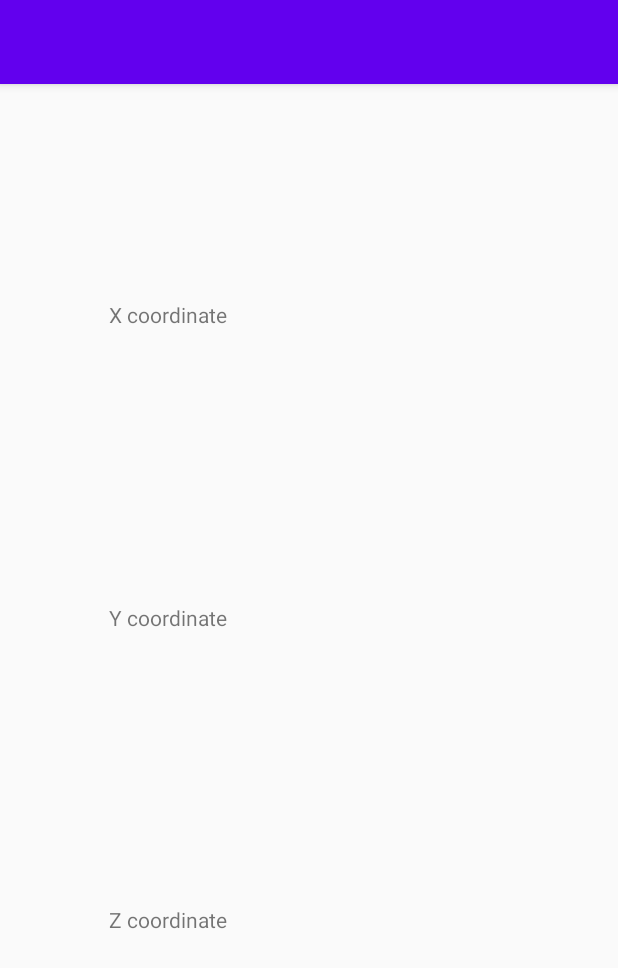
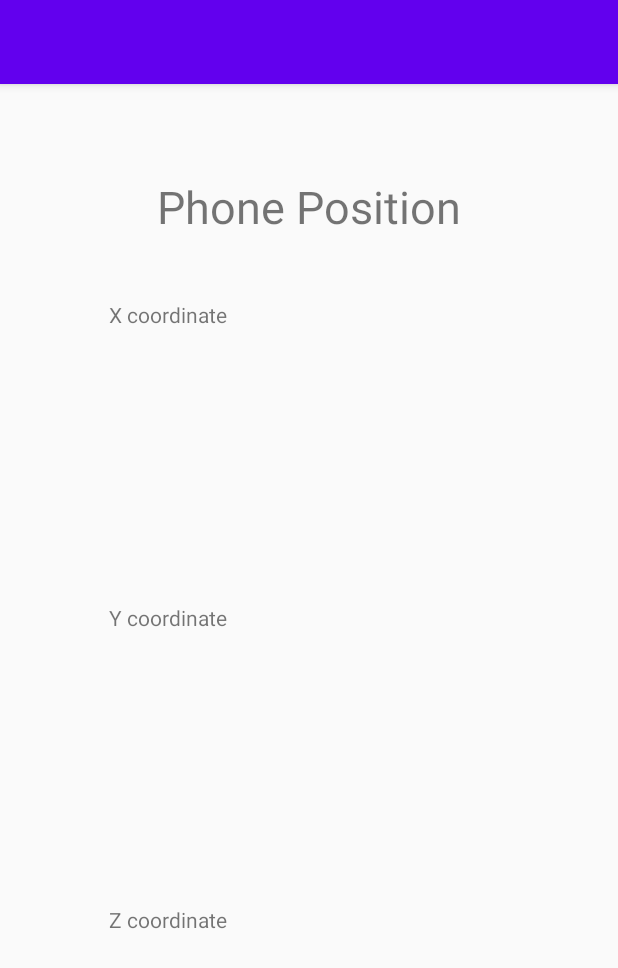
Before and after one commit to AaronDollard/Mobile-App-Dev, an Android app: the screen it shows after launch (MainActivity), on a phone screen of 412 x 824 dp. Shown: the top 968 px of the screen. Run offline under Robolectric (Android 15) with nearby library versions, the phone set to English and light mode, and no system bars.

Commit message:
Added heading

```diff
--- a/app/src/main/res/layout/activity_main.xml
+++ b/app/src/main/res/layout/activity_main.xml
@@ -67,4 +67,15 @@
         app:layout_constraintStart_toStartOf="parent"
         app:layout_constraintTop_toTopOf="parent" />
 
+    <TextView
+        android:id="@+id/sensorHeading"
+        android:layout_width="wrap_content"
+        android:layout_height="wrap_content"
+        android:text="Phone Position"
+        android:textSize="30sp"
+        app:layout_constraintBottom_toTopOf="@+id/tvxval"
+        app:layout_constraintEnd_toEndOf="parent"
+        app:layout_constraintStart_toStartOf="parent"
+        app:layout_constraintTop_toTopOf="parent" />
+
 </androidx.constraintlayout.widget.ConstraintLayout>
```
